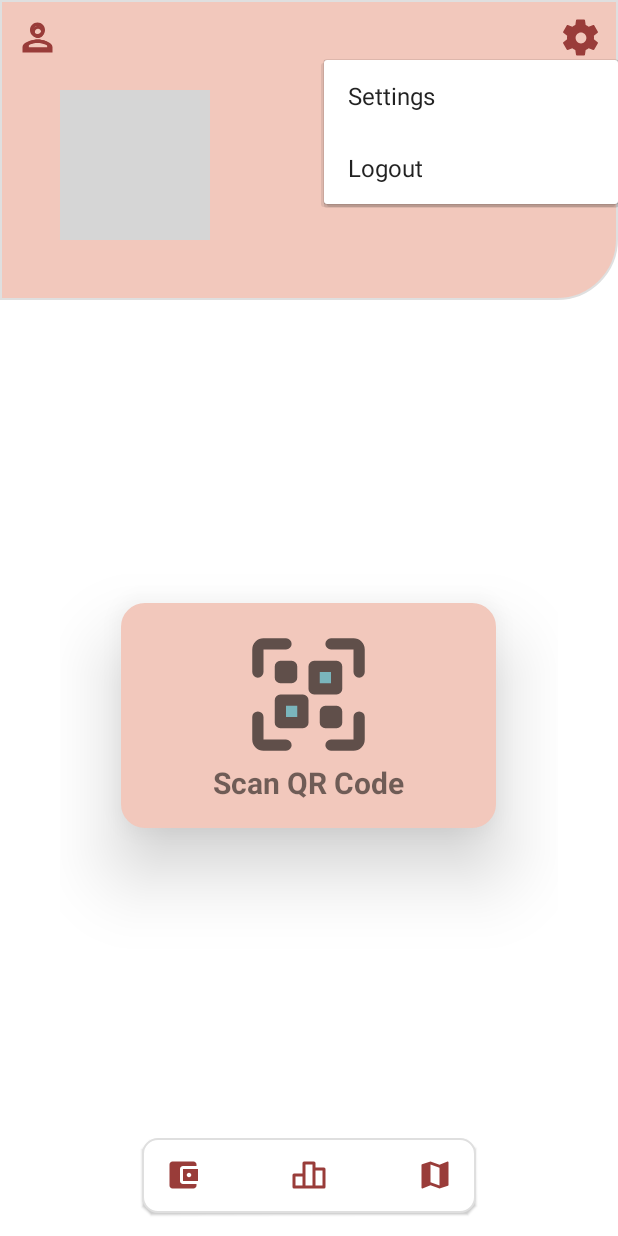
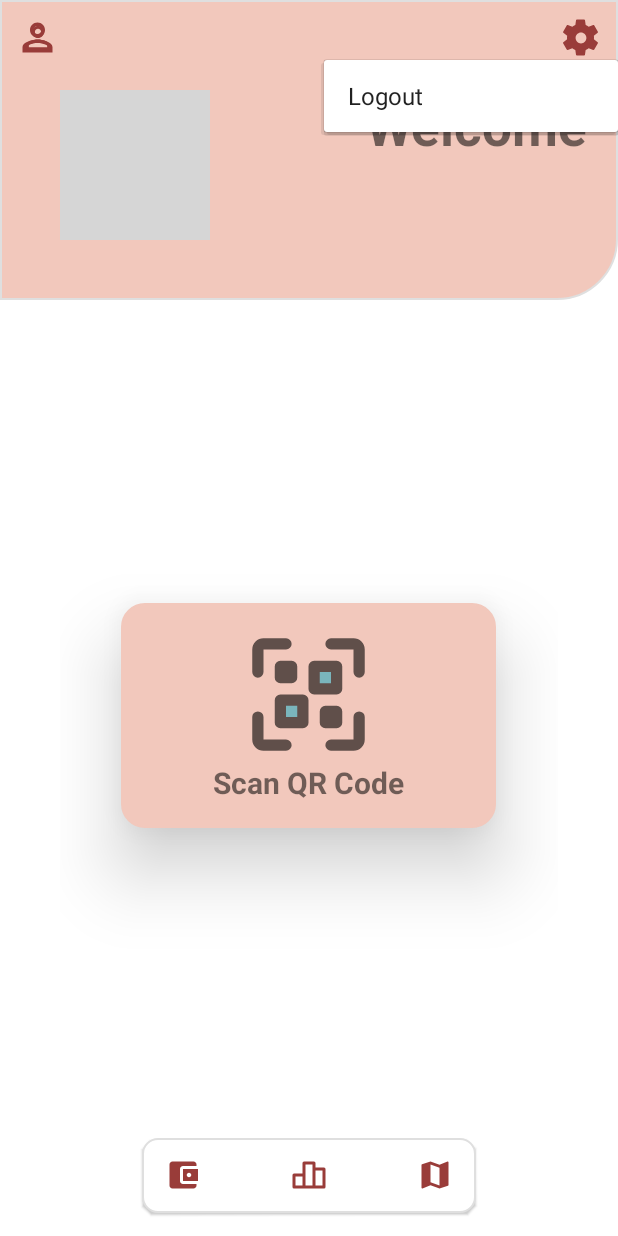
Before and after one commit to CMPUT301W23T32/lordofthewings, an Android app: the HomePage screen opened directly, with no data from a screen before it, after a tap on an icon or button, on a phone screen of 412 x 824 dp. Run offline under Robolectric (Android 15) with nearby library versions, the phone set to English and light mode, and no system bars; our stand-ins replace Firebase (no records; nobody signed in at launch, a user with empty details on screens opened directly), Picasso; libraries missing offline, so code that uses them is left out: com.google.zxing.integration; pictures from the network do not load; Roboto replaces fonts that are not available here; grey boxes are pictures that could not be loaded.

Commit message:
remove the setting MenuItem at the homePage

```diff
--- a/code/app/src/main/java/com/project/lordofthewings/Views/HomePage.java
+++ b/code/app/src/main/java/com/project/lordofthewings/Views/HomePage.java
@@ -120,10 +120,7 @@ public class HomePage extends AppCompatActivity {
                             finish();
                             return true;
                         }
-                        else if (menuItemId == R.id.settingsMenuItem) {
-                            //placeholder stuff in case we ever add a settings option
-                            return true;
-                        }
+
                         else{
                             return false;
                         }
--- a/code/app/src/main/res/menu/settings_menu.xml
+++ b/code/app/src/main/res/menu/settings_menu.xml
@@ -1,8 +1,6 @@
 <?xml version="1.0" encoding="utf-8"?>
 <menu xmlns:android="http://schemas.android.com/apk/res/android">
-    <item
-        android:id="@+id/settingsMenuItem"
-        android:title="@string/settings_title" />
+
     <item
         android:id="@+id/logoutMenuItem"
         android:title="@string/logout_title" />
```
